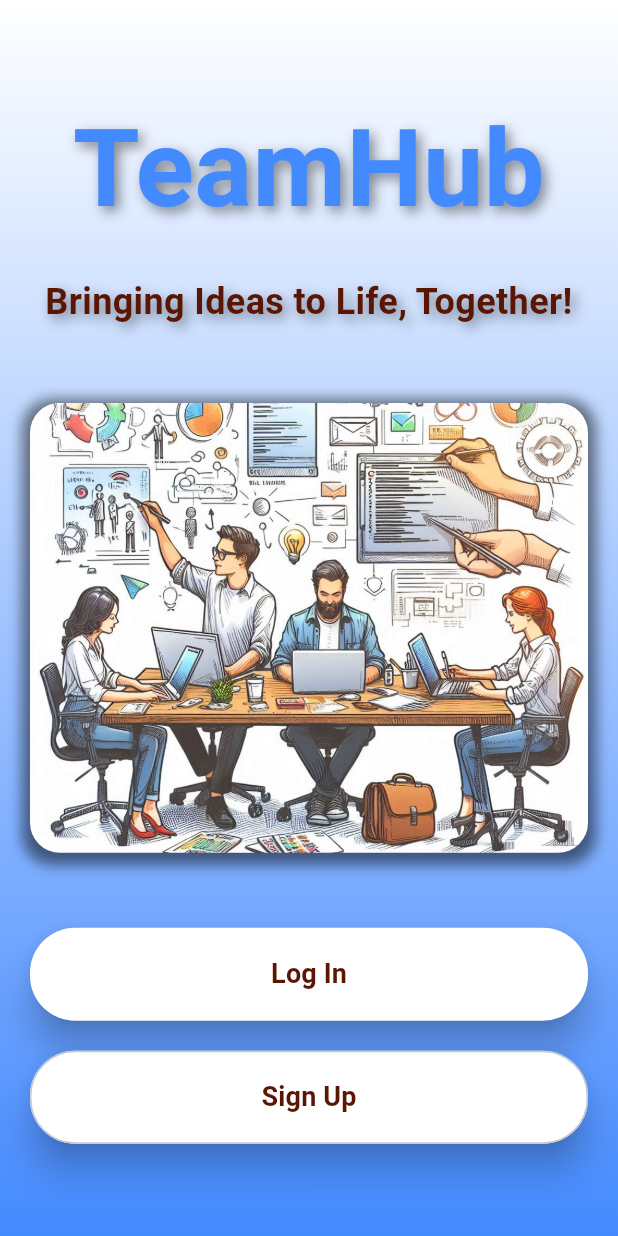
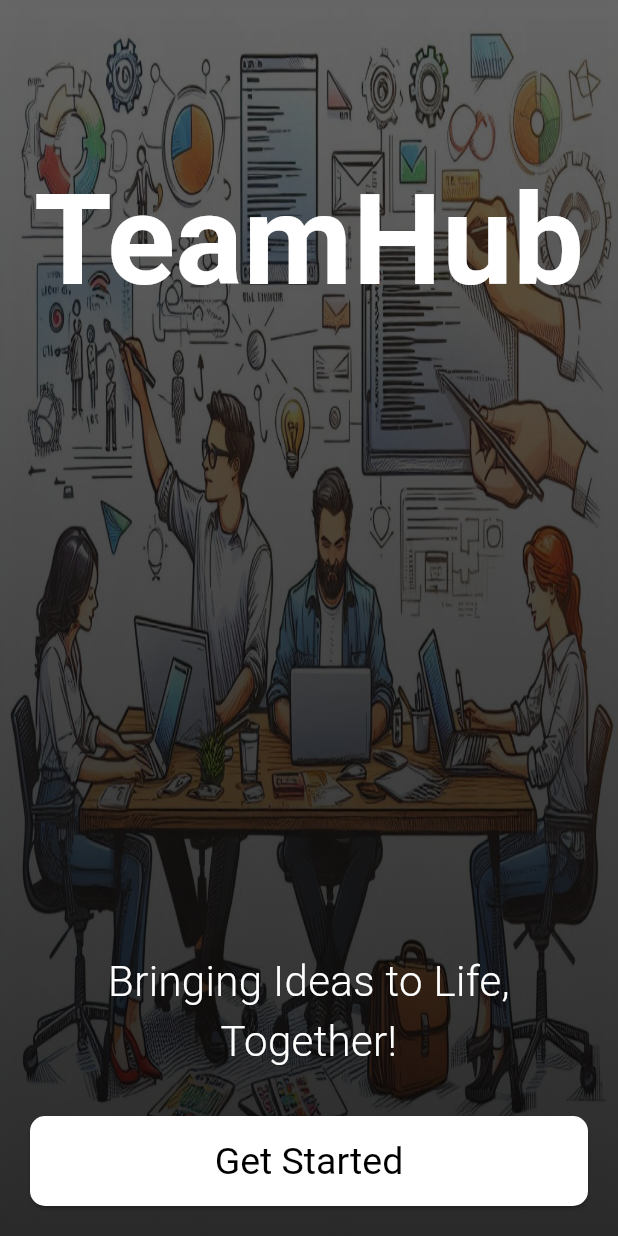
Before and after one commit to beyzacoban/OUA-Bootcamp-2024, a Flutter app: the screen it shows after launch, on a phone screen of 412 x 824 dp. Run offline on Flutter 3.47's test engine with Material 3 defaults, Android fonts, the phone set to English and light mode, and no system bars; our stand-ins replace firebase_auth, firebase_core, shared_preferences; accounts and stored records are empty.

Commit message:
Updated welcome_screen

```diff
--- a/lib/pages/welcome_screen.dart
+++ b/lib/pages/welcome_screen.dart
@@ -7,75 +7,63 @@ class WelcomeScreen extends StatelessWidget {
   @override
   Widget build(BuildContext context) {
     return Scaffold(
-      body: Container(
+      body: Stack(
+        fit: StackFit.expand,
+        children: <Widget>[
+          Image.asset(
+            'lib/assets/images/teamwork.jpeg',
+            fit: BoxFit.fill,
+            color: Colors.black.withOpacity(0.6),
+            colorBlendMode: BlendMode.darken,
+          ),
+
+          Container(
             decoration: const BoxDecoration(
               gradient: LinearGradient(
-            colors: [Colors.white, Colors.blueAccent],
+                colors: [
+                  Colors.transparent,
+                  Color.fromARGB(150, 0, 0, 0),
+                ],
                 begin: Alignment.topCenter,
                 end: Alignment.bottomCenter,
               ),
             ),
-        child: Center(
-          child: Padding(
+          ),
+
+          // Content with Button at Bottom
+          Column(
+            mainAxisAlignment: MainAxisAlignment.start, // Align to top
+            children: <Widget>[
+              // Top Content
+              const Padding(
+                padding: EdgeInsets.only(top: 100),
+                child: Text(
+                  'TeamHub',
+                  style: TextStyle(
+                    fontSize: 84,
+                    fontWeight: FontWeight.bold,
+                    color: Colors.white,
+                  ),
+                ),
+              ),
+
+              const Spacer(), // Push bottom content down
+
+              // Bottom Section (Slogan and Button)
+              Padding(
                 padding: const EdgeInsets.all(20.0),
                 child: Column(
-              mainAxisAlignment: MainAxisAlignment.center,
-              crossAxisAlignment: CrossAxisAlignment.stretch,
-              children: <Widget>[
-                const Text(
-                  'TeamHub',
-                  textAlign: TextAlign.center,
-                  style: TextStyle(
-                    fontSize: 72,
-                    fontWeight: FontWeight.bold,
-                    color: Colors.blueAccent,
-                    shadows: [
-                      Shadow(
-                        blurRadius: 10.0,
-                        color: Colors.black45,
-                        offset: Offset(3.0, 3.0),
-                      ),
-                    ],
-                  ),
-                ),
-                const SizedBox(height: 20),
+                  children: [
                     const Text(
                       'Bringing Ideas to Life, Together!',
+                      style: TextStyle(
+                        fontSize: 28,
+                        fontWeight: FontWeight.w300,
+                        color: Colors.white,
+                      ),
                       textAlign: TextAlign.center,
-                  style: TextStyle(
-                    fontSize: 24,
-                    fontWeight: FontWeight.bold,
-                    color: Color.fromARGB(255, 90, 21, 3),
-                    shadows: [
-                      Shadow(
-                        blurRadius: 10.0,
-                        color: Colors.black45,
-                        offset: Offset(3.0, 3.0),
                     ),
-                    ],
-                  ),
-                ),
-                const SizedBox(height: 50),
-                Container(
-                  width: double.infinity,
-                  height: 300,
-                  decoration: BoxDecoration(
-                    image: const DecorationImage(
-                      image: AssetImage('lib/assets/images/teamwork.jpeg'),
-                      fit: BoxFit.cover,
-                    ),
-                    borderRadius: BorderRadius.circular(20),
-                    boxShadow: [
-                      BoxShadow(
-                        color: Colors.black.withOpacity(0.5),
-                        spreadRadius: 5,
-                        blurRadius: 7,
-                        offset: const Offset(0, 3),
-                      ),
-                    ],
-                  ),
-                ),
-                const SizedBox(height: 50),
+                    const SizedBox(height: 30),
                     ElevatedButton(
                       onPressed: () {
                         Navigator.push(
@@ -86,58 +74,22 @@ class WelcomeScreen extends StatelessWidget {
                         );
                       },
                       style: ElevatedButton.styleFrom(
-                    foregroundColor: const Color.fromARGB(255, 90, 21, 3),
+                        foregroundColor: Colors.black,
                         backgroundColor: Colors.white,
-                    padding: const EdgeInsets.symmetric(
-                        horizontal: 50, vertical: 18),
+                        minimumSize: const Size(double.infinity, 60),
+                        textStyle: const TextStyle(fontSize: 25),
                         shape: RoundedRectangleBorder(
-                      borderRadius: BorderRadius.circular(30),
-                    ),
-                    elevation: 10,
-                  ),
-                  child: const Text(
-                    'Log In',
-                    style: TextStyle(
-                      fontSize: 18,
-                      fontWeight: FontWeight.bold,
+                          borderRadius: BorderRadius.circular(10),
                         ),
                       ),
+                      child: const Text('Get Started'),
                     ),
-                const SizedBox(height: 20),
-                ElevatedButton(
-                  onPressed: () {
-                    Navigator.push(
-                      context,
-                      MaterialPageRoute(
-                        builder: (context) => const LoginRegisterPage(),
-                      ),
-                    );
-                  },
-                  style: ElevatedButton.styleFrom(
-                    foregroundColor: const Color.fromARGB(255, 90, 21, 3),
-                    backgroundColor: Colors.white,
-                    padding: const EdgeInsets.symmetric(
-                        horizontal: 50, vertical: 18),
-                    shape: RoundedRectangleBorder(
-                      borderRadius: BorderRadius.circular(30),
-                      side: const BorderSide(
-                          color: Color.fromARGB(255, 194, 201, 212)),
-                    ),
-                    elevation: 10,
-                  ),
-                  child: const Text(
-                    'Sign Up',
-                    style: TextStyle(
-                      fontSize: 18,
-                      fontWeight: FontWeight.bold,
-                      color: Color.fromARGB(255, 90, 21, 3),
-                    ),
+                  ],
                 ),
               ),
             ],
           ),
-          ),
-        ),
+        ],
       ),
     );
   }
```
Also changed, not shown: lib/pages/home_page.dart (+78 -62 lines), lib/pages/login_register_page.dart (+43 -16 lines). Lines whose indentation alone changed are shown as unchanged.
